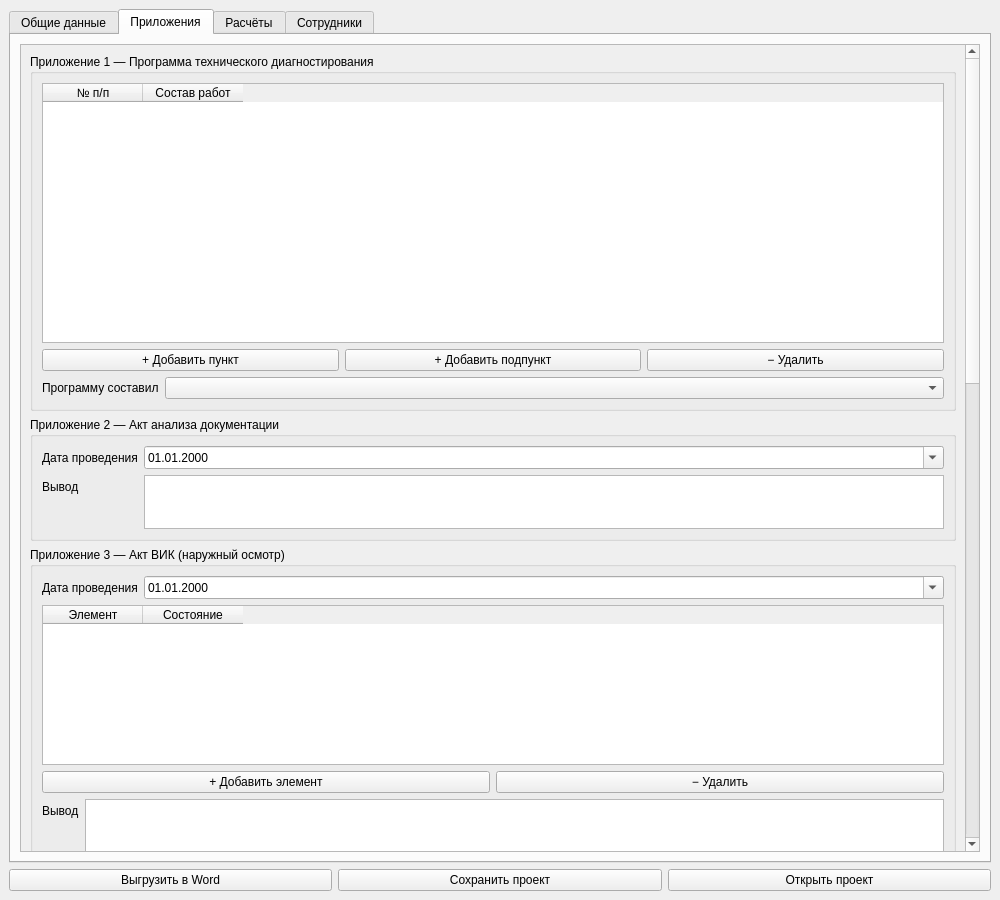
bordaregos/Voskresensk_ballons, file src/ui/designer/pipeline_window.ui: the form before one commit.
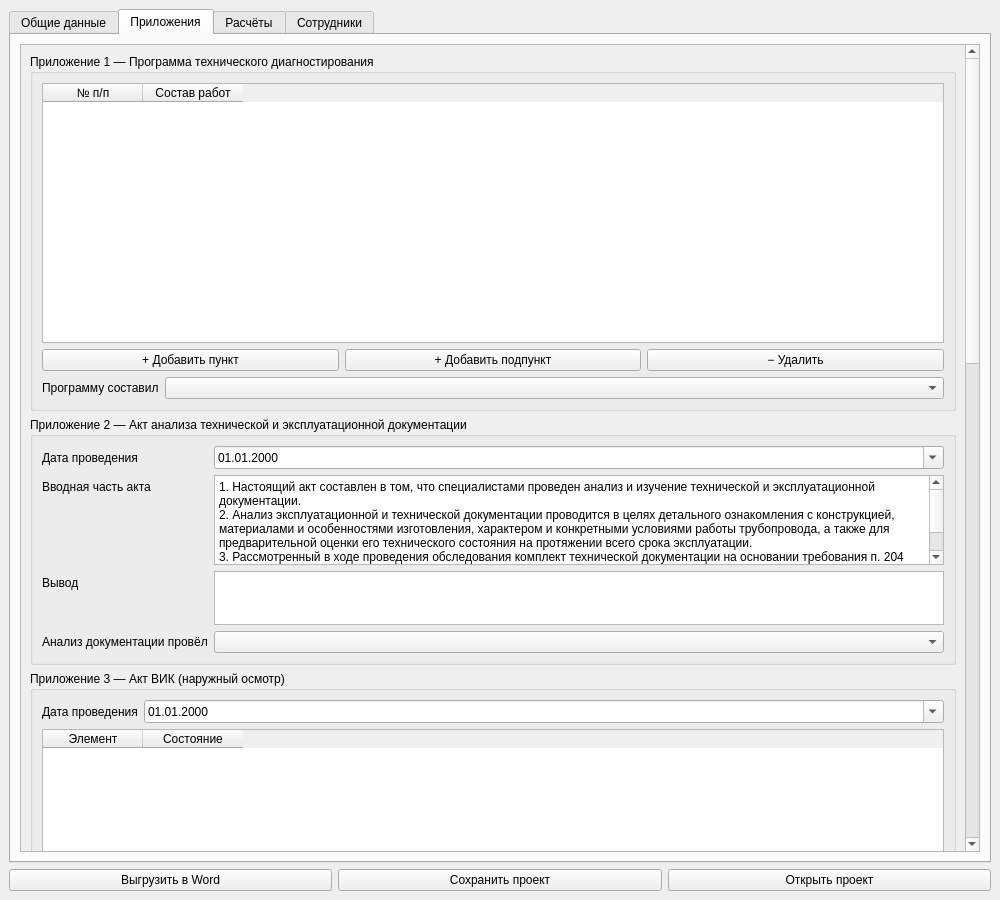
The form after the commit. The open tabs and pages were chosen to show the change.

```diff
--- a/src/ui/designer/pipeline_window.ui
+++ b/src/ui/designer/pipeline_window.ui
@@ -657,7 +657,7 @@
  </layout>
 </widget></item>
 <item><widget class="QGroupBox" name="act2_group">
- <property name="title"><string>Приложение 2 — Акт анализа документации</string></property>
+ <property name="title"><string>Приложение 2 — Акт анализа технической и эксплуатационной документации</string></property>
 <layout class="QFormLayout" name="formLayout_33">
 <item row="0" column="0">
  <widget class="QLabel" name="label_34"><property name="text"><string>Дата проведения</string></property></widget>
@@ -669,15 +669,33 @@
 </widget>
 </item>
 <item row="1" column="0">
+ <widget class="QLabel" name="label_act2_intro"><property name="text"><string>Вводная часть акта</string></property></widget>
+</item>
+<item row="1" column="1">
+ <widget class="QPlainTextEdit" name="act2_intro_text">
+ <property name="minimumSize"><size><width>0</width><height>90</height></size></property>
+ <property name="maximumSize"><size><width>16777215</width><height>90</height></size></property>
+ <property name="plainText"><string>1. Настоящий акт составлен в том, что специалистами проведен анализ и изучение технической и эксплуатационной документации.
+2. Анализ эксплуатационной и технической документации проводится в целях детального ознакомления с конструкцией, материалами и особенностями изготовления, характером и конкретными условиями работы трубопровода, а также для предварительной оценки его технического состояния на протяжении всего срока эксплуатации.
+3. Рассмотренный в ходе проведения обследования комплект технической документации на основании требования п. 204 Приказа Ростехнадзора от 21 декабря 2021 года № 444 представлен в таблице 1.</string></property>
+</widget>
+</item>
+<item row="2" column="0">
  <widget class="QLabel" name="label_35"><property name="text"><string>Вывод</string></property></widget>
 </item>
-<item row="1" column="1">
+<item row="2" column="1">
  <widget class="QPlainTextEdit" name="act2_conclusion">
  <property name="minimumSize"><size><width>0</width><height>54</height></size></property>
  <property name="maximumSize"><size><width>16777215</width><height>54</height></size></property>
  <property name="placeholderText"><string></string></property>
 </widget>
 </item>
+<item row="3" column="0">
+ <widget class="QLabel" name="label_act2_specialist"><property name="text"><string>Анализ документации провёл</string></property></widget>
+</item>
+<item row="3" column="1">
+ <widget class="QComboBox" name="act2_specialist"/>
+</item>
 </layout>
 </widget></item>
 <item><widget class="QGroupBox" name="vik_group">
```
Left out of the diff: 2 changed lines with no effect on the pictures.
